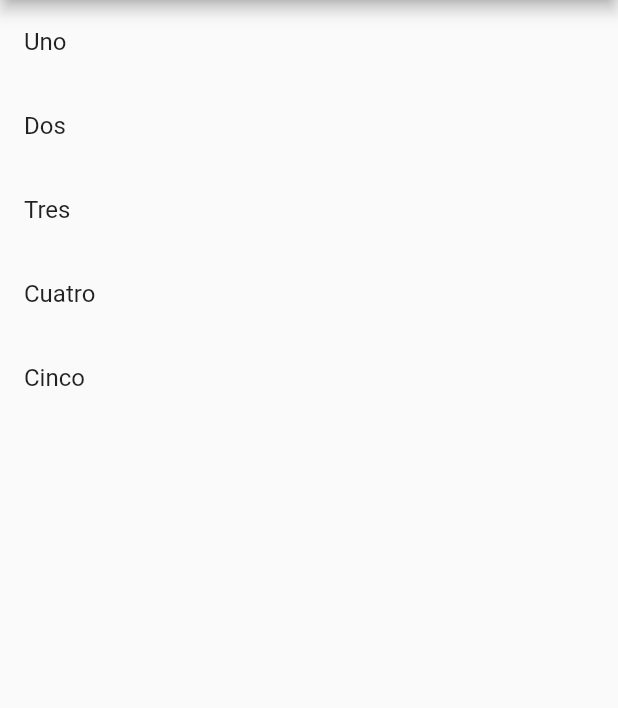
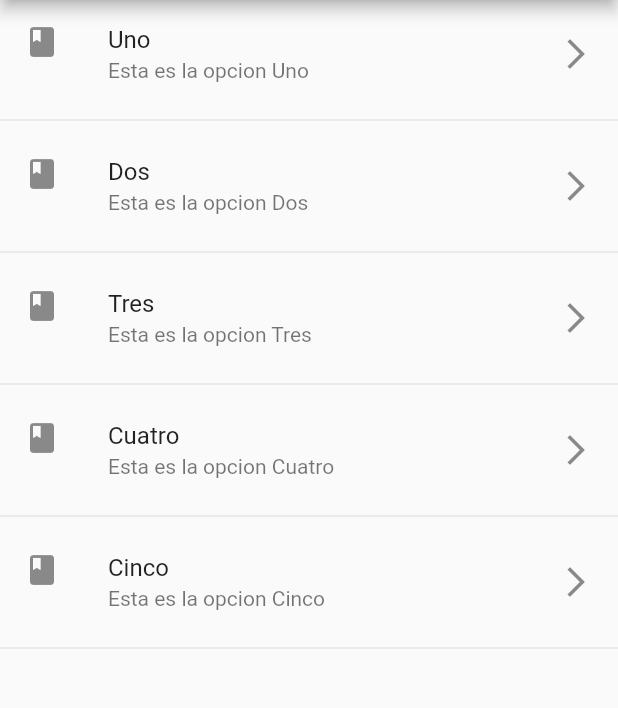
Before and after one commit to mishrole/Flutter_Componentes, a Flutter app: the screen it shows after launch, on a phone screen of 412 x 824 dp, the part 84-792 px from its top. Run offline on Flutter 3.47's test engine with Material 2 defaults, Android fonts, the phone set to English and light mode, and no system bars.

Commit message:
[Add]: Map, Column + ListTile + Divider

```diff
--- a/lib/src/pages/home_temp.dart
+++ b/lib/src/pages/home_temp.dart
@@ -34,12 +34,19 @@ class HomePageTemp extends StatelessWidget {
   }
 
   List<Widget> _crearItemsCorta() {
-    var widgets = opciones.map((opcion) =>
-    ListTile(
-      title: Text(opcion)
-    )).toList();
-
-    return widgets;
+    return opciones.map((opcion) =>
+      Column(
+        children: <Widget>[
+          ListTile(
+          title: Text(opcion),
+          subtitle: Text('Esta es la opcion $opcion'),
+          leading: Icon(Icons.book),
+          trailing: Icon(Icons.arrow_forward_ios),
+          ),
+          Divider()
+        ],
+      )
+      ).toList();
   }
 
 }
```
